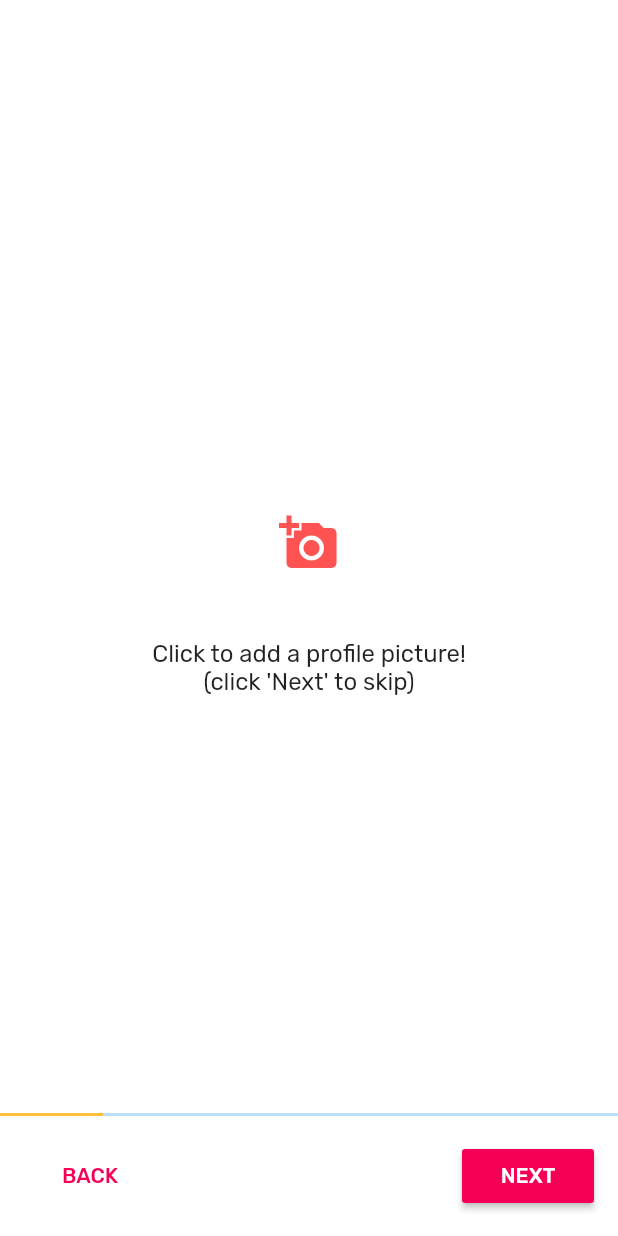
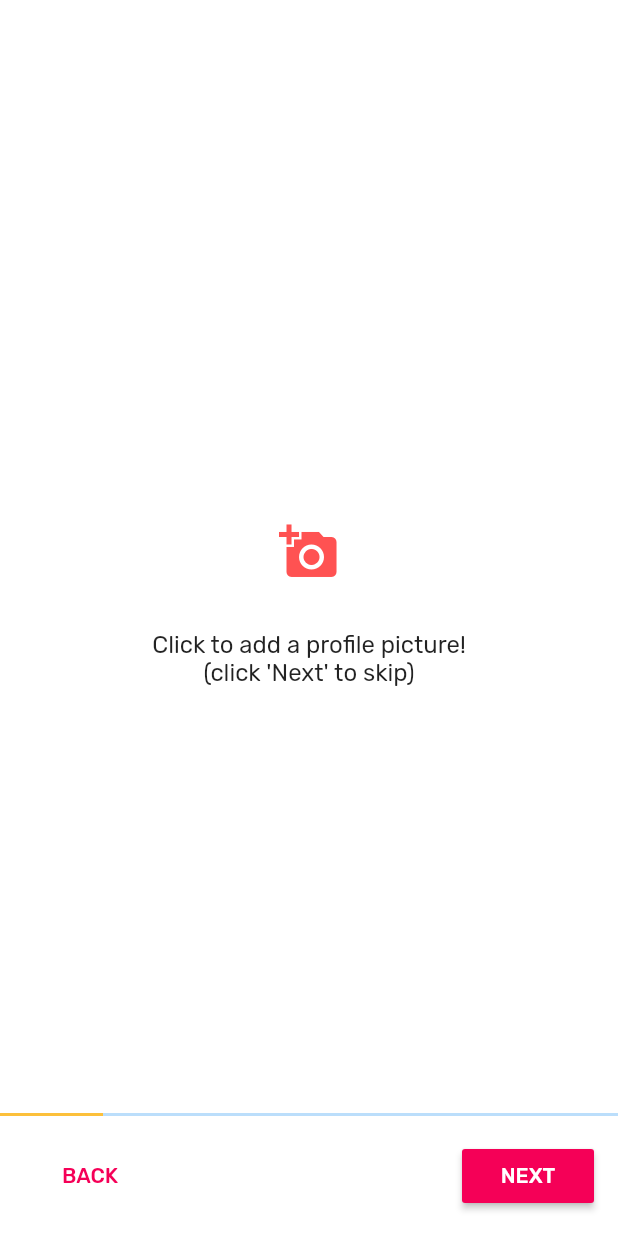
Before and after one commit to deepu513/greycells, a Flutter app: the screen it shows after launch, on a phone screen of 412 x 824 dp. Run offline on Flutter 3.47's test engine with Material 2 defaults, Android fonts, the phone set to English and light mode, and no system bars; our stand-ins replace bloc, equatable, file_picker, flutter_bloc, flutter_svg, image_picker and 1 more; missing offline and left inert: filesize; generated files the repository leaves out were written again.

Commit message:
Added option to remove selected image

```diff
--- a/lib/bloc/picker/image_picker_event.dart
+++ b/lib/bloc/picker/image_picker_event.dart
@@ -8,3 +8,5 @@ class PickImage extends ImagePickerEvent {
 
   PickImage(this.source);
 }
+
+class RemoveSelectedImage extends ImagePickerEvent {}
--- a/lib/bloc/picker/image_picker_state.dart
+++ b/lib/bloc/picker/image_picker_state.dart
@@ -1,13 +1,25 @@
 part of 'image_picker_bloc.dart';
 
-abstract class ImagePickerState {}
+abstract class ImagePickerState {
+  final File pickedImageFile;
 
-class ImagePickerInitial extends ImagePickerState {}
+  const ImagePickerState(this.pickedImageFile);
+}
 
-class StateImagePickInProgress extends ImagePickerState {}
+class ImagePickerInitial extends ImagePickerState {
+  ImagePickerInitial() : super(null);
+}
 
 class StateImagePicked extends ImagePickerState {
   final File pickedImageFile;
 
-  StateImagePicked(this.pickedImageFile);
+  StateImagePicked(this.pickedImageFile) : super(pickedImageFile);
 }
+
+class StateImagePickCancelled extends ImagePickerState {
+  StateImagePickCancelled() : super(null);
+}
+
+class StateImageRemoved extends ImagePickerState {
+  StateImageRemoved() : super(null);
+}
--- a/lib/constants/strings.dart
+++ b/lib/constants/strings.dart
@@ -28,6 +28,10 @@ class Strings {
   static const medicalRecords = "Medical Records";
   static const profilePicPickerMessage =
       "Click to add a profile picture!\n(click 'Next' to skip)";
+  static const nice = "Nice!";
+  static const removeImage = "Remove selected image";
+  static const nextToProceed = "Click 'Next' to proceed";
+  static const or = "or";
   static const placeOfBirth = "Place of birth";
   static const dateOfBirthMessage = "Please enter your date of birth";
   static const timeOfBirthMessage = "Time of birth";
--- a/lib/view/pages/profile_pic_input_page.dart
+++ b/lib/view/pages/profile_pic_input_page.dart
@@ -5,29 +5,21 @@ import 'package:flutter_bloc/flutter_bloc.dart';
 import 'package:image_picker/image_picker.dart';
 import 'package:mental_health/bloc/picker/image_picker_bloc.dart';
 import 'package:mental_health/constants/strings.dart';
-import 'package:mental_health/view/widgets/centered_circular_loading.dart';
 
 class ProfilePicInputPage extends StatelessWidget {
-
   const ProfilePicInputPage();
 
   @override
   Widget build(BuildContext context) {
     return BlocBuilder<ImagePickerBloc, ImagePickerState>(
       builder: (context, imagePickerState) {
-        if (imagePickerState is ImagePickerInitial) {
+        if (imagePickerState is StateImagePicked) {
+          return CircleAvatarWidget(imagePickerState.pickedImageFile,
+              onSelectionRequested: () => _pickImage(context),
+              onRemoveRequested: () => _removeImage(context));
+        } else
           return _ProfilePicSelector(
-            onSelectionRequested: () => _pickImage(context),
-          );
-        } else if (imagePickerState is StateImagePicked) {
-          return CircleAvatarWidget(
-            imagePickerState.pickedImageFile,
-            onSelectionRequested: () => _pickImage(context),
-          );
-        } else if (imagePickerState is StateImagePickInProgress) {
-          return CenteredCircularLoadingIndicator();
-        } else
-          return Container();
+              onSelectionRequested: () => _pickImage(context));
       },
     );
   }
@@ -36,18 +28,29 @@ class ProfilePicInputPage extends StatelessWidget {
     return BlocProvider.of<ImagePickerBloc>(context)
         .add(PickImage(ImageSource.gallery));
   }
+
+  void _removeImage(BuildContext context) {
+    return BlocProvider.of<ImagePickerBloc>(context)
+        .add(RemoveSelectedImage());
+  }
 }
 
 class CircleAvatarWidget extends StatelessWidget {
   final VoidCallback onSelectionRequested;
+  final VoidCallback onRemoveRequested;
 
   final File imageFile;
 
-  CircleAvatarWidget(this.imageFile, {this.onSelectionRequested});
+  const CircleAvatarWidget(this.imageFile,
+      {this.onSelectionRequested, this.onRemoveRequested});
 
   @override
   Widget build(BuildContext context) {
-    return InkWell(
+    return Column(
+      mainAxisAlignment: MainAxisAlignment.center,
+      mainAxisSize: MainAxisSize.min,
+      children: [
+        InkWell(
           onTap: onSelectionRequested,
           child: CircleAvatar(
             radius: 100,
@@ -59,6 +62,39 @@ class CircleAvatarWidget extends StatelessWidget {
               ));
             },
           ),
+        ),
+        SizedBox(
+          height: 24.0,
+        ),
+        FlatButton(
+          onPressed: onRemoveRequested,
+          child: Text(
+            Strings.removeImage.toUpperCase(),
+            style: Theme.of(context).textTheme.button.copyWith(
+                color: Theme.of(context).accentColor, letterSpacing: 0.7),
+          ),
+        ),
+        Padding(
+          padding: const EdgeInsets.symmetric(vertical: 16.0),
+          child: Text(
+            Strings.or.toUpperCase(),
+            style: Theme.of(context)
+                .textTheme
+                .subtitle1
+                .copyWith(letterSpacing: 0.8),
+          ),
+        ),
+        SizedBox(
+          height: 8.0,
+        ),
+        Text(
+          Strings.nextToProceed,
+          style: Theme.of(context)
+              .textTheme
+              .subtitle1
+              .copyWith(color: Colors.grey[600], letterSpacing: 0.8),
+        ),
+      ],
     );
   }
 }
@@ -66,7 +102,7 @@ class CircleAvatarWidget extends StatelessWidget {
 class _ProfilePicSelector extends StatelessWidget {
   final VoidCallback onSelectionRequested;
 
-  _ProfilePicSelector({Key key, this.onSelectionRequested});
+  const _ProfilePicSelector({Key key, this.onSelectionRequested});
 
   @override
   Widget build(BuildContext context) {
@@ -81,7 +117,7 @@ class _ProfilePicSelector extends StatelessWidget {
           splashRadius: 56.0,
         ),
         SizedBox(
-          height: 36.0,
+          height: 24.0,
         ),
         Text(
           Strings.profilePicPickerMessage,
```
Also changed, not shown: lib/bloc/picker/image_picker_bloc.dart (+5 -3 lines). Lines whose indentation alone changed are shown as unchanged.
